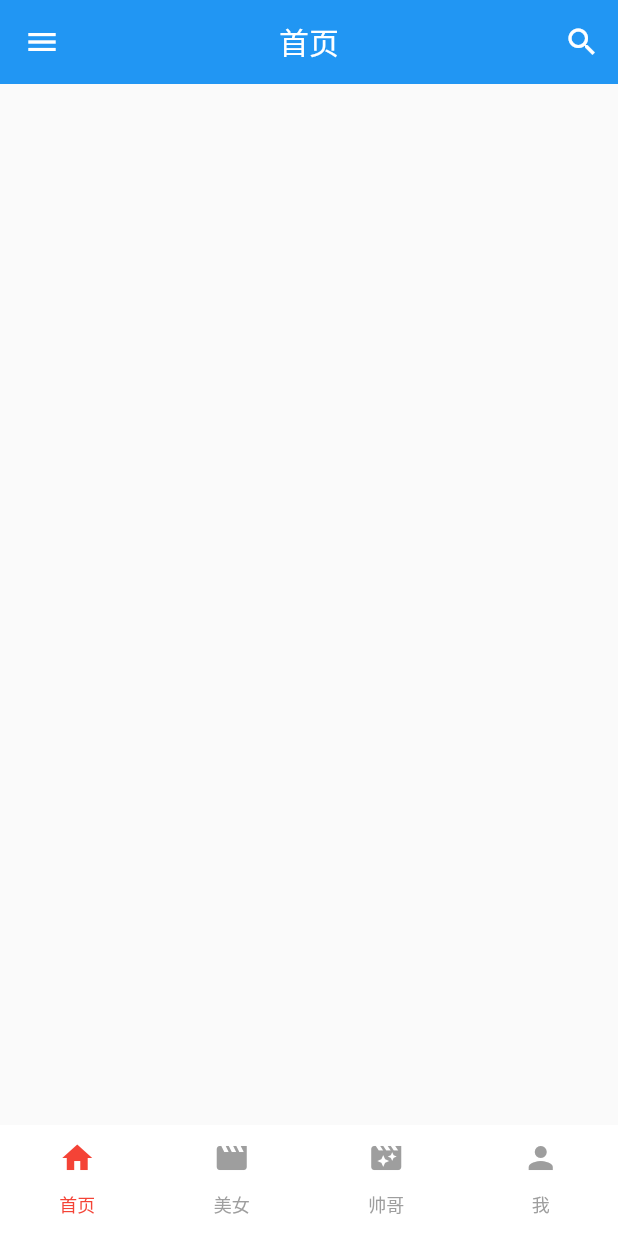
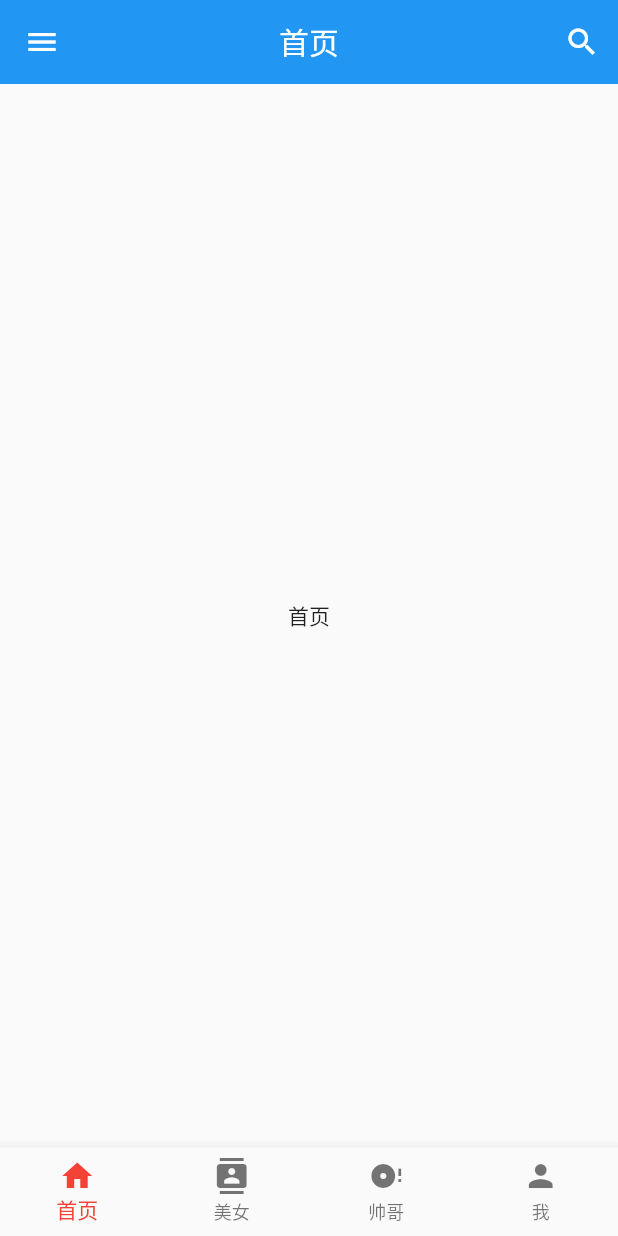
Before and after one commit to cleven1/Flutter-Project, a Flutter app: the screen it shows after launch, on a phone screen of 412 x 824 dp. Run offline on Flutter 3.47's test engine with Material 2 defaults, Android fonts, the phone set to English and light mode, and no system bars.

Commit message:
自定义tabbar

```diff
--- /dev/null
+++ b/lib/Home/CLHome.dart
@@ -0,0 +1,51 @@
+import 'package:flutter/material.dart';
+
+class CLHome extends StatelessWidget {
+  final String title;
+  CLHome({Key key,@required this.title}):super(key:key);
+
+  @override
+  Widget build(BuildContext context) {
+    return Scaffold(
+      appBar: AppBar(title: Text('${title}'),
+        centerTitle: true, /// 标题居中
+        /// 设置状态栏颜色
+        brightness: Brightness.light,
+        /// 设置导航栏阴影效果
+        elevation: 0.0,
+        /// 右侧按钮
+        actions: <Widget>[
+          IconButton(icon: Icon(Icons.search),
+          onPressed: (){
+
+          },)
+      ],),
+      /// 侧边栏
+      drawer: Drawer(child: ListView(
+        padding: EdgeInsets.all(0), /// 取消内边距,
+        children: <Widget>[
+          UserAccountsDrawerHeader(
+            accountName: Text('cleven'),
+            accountEmail: Text('clevenzhao@gmail.com'),
+            currentAccountPicture: CircleAvatar(backgroundImage: NetworkImage('https://avatars0.githubusercontent.com/u/18156348?s=460&v=4'),),
+            /// 美化当前控件
+            decoration: BoxDecoration(
+              image: DecorationImage(
+                image: NetworkImage('https://rpic.douyucdn.cn/live-cover/appCovers/2019/03/06/5987179_20190306000039_small.jpg'),
+                fit: BoxFit.cover)
+            ),
+          ),
+            ListTile(title: Text('用户隐私'),trailing: Icon(Icons.feedback),),
+            ListTile(title: Text('服务条款'),trailing: Icon(Icons.phone),),
+            ListTile(title: Text('设置'),trailing: Icon(Icons.settings),),
+            Divider(),/// 添加分割线
+            ListTile(title: Text("退出"),trailing: Icon(Icons.exit_to_app))
+          ],
+        ),
+      ),
+      body: Center(
+        child: Text('${title}'),
+      ),
+    );
+  }
+}
--- /dev/null
+++ b/lib/custom/CLTabbar.dart
@@ -0,0 +1,73 @@
+import 'package:flutter/material.dart';
+import '../Home/CLHome.dart';
+
+class CLTabBar extends StatelessWidget {
+  @override
+  Widget build(BuildContext context) {
+    return MaterialApp(
+      title: '斗鱼直播',
+      home: CLTabbar(),
+      debugShowCheckedModeBanner: false,// 隐藏debug条幅
+      theme: ThemeData( // 设置主题色
+        primaryColor: Colors.blue,
+        highlightColor: Color.fromRGBO(255, 255, 255, 0.5),
+        splashColor: Colors.white70, /// 溅墨效果
+      ),
+    );
+  }
+}
+
+class CLTabbar extends StatefulWidget {
+
+  @override
+  State<StatefulWidget> createState() {
+    return _CLTabbar();
+  }
+}
+
+class _CLTabbar extends State<CLTabbar> {
+  final List<Widget> _children = [
+    CLHome(title: '首页'),
+    CLHome(title: '美女'),
+    CLHome(title: '帅哥'),
+    CLHome(title: '我',),
+  ];
+  /// 当前选中的索引
+  int _currentIndex = 0;
+  /// 点击tabbar的回调
+  void _onTapTabbarHandler(int index){
+    setState(() { /// 设置当前索引
+      _currentIndex = index;
+    });
+  }
+  @override
+  Widget build(BuildContext context) {
+    return Scaffold(
+      body: _children[_currentIndex],
+      bottomNavigationBar: BottomNavigationBar( //添加底部Tabbar
+        currentIndex: _currentIndex,
+        type: BottomNavigationBarType.fixed,
+        fixedColor: Colors.red,
+        onTap: _onTapTabbarHandler, /// 点击回调
+        items: [
+          BottomNavigationBarItem(
+            icon: Icon(Icons.home),
+            title: Text('首页')
+          ),
+            BottomNavigationBarItem(
+            icon: Icon(Icons.contacts),
+            title: Text('美女')
+          ),
+            BottomNavigationBarItem(
+            icon: Icon(Icons.disc_full),
+            title: Text('帅哥')
+          ),
+            BottomNavigationBarItem(
+            icon: Icon(Icons.person),
+            title: Text('我')
+          )
+        ],
+      ),
+    );
+  }
+}
--- a/lib/main.dart
+++ b/lib/main.dart
@@ -1,87 +1,4 @@
 import 'package:flutter/material.dart';
+import './custom/CLTabbar.dart';
 
-void main() => runApp(MyApp());
-
-class MyApp extends StatelessWidget {
-  // This widget is the root of your application.
-  @override
-  Widget build(BuildContext context) {
-    return MaterialApp(
-      title: '斗鱼直播',
-      theme: ThemeData(
-        primarySwatch: Colors.blue,
-
-      ),
-      home: MyHome(),
-    );
-  }
-}
-
-
-class MyHome extends StatelessWidget {
-  @override
-  Widget build(BuildContext context) {
-    /// 在Flutter中,每个空间都是一个类
-    return DefaultTabController(
-      length: 4,
-      child: Scaffold(
-      appBar: AppBar(title: Text('首页'),
-      centerTitle: true, /// 标题居中
-      /// 设置状态栏颜色
-      brightness: Brightness.light,
-      /// 设置导航栏阴影效果
-      elevation: 0.0,
-      /// 右侧按钮
-      actions: <Widget>[
-        IconButton(icon: Icon(Icons.search),
-        onPressed: (){
-
-        },)
-      ],
-      ),
-      drawer: Drawer(child: ListView(
-      padding: EdgeInsets.all(0), /// 取消内边距,
-      children: <Widget>[
-        UserAccountsDrawerHeader(
-          accountName: Text('cleven'),
-          accountEmail: Text('clevenzhao@gmail.com'),
-          currentAccountPicture: CircleAvatar(backgroundImage: NetworkImage('https://avatars0.githubusercontent.com/u/18156348?s=460&v=4'),),
-          /// 美化当前控件
-          decoration: BoxDecoration(
-            image: DecorationImage(
-              image: NetworkImage('https://rpic.douyucdn.cn/live-cover/appCovers/2019/03/06/5987179_20190306000039_small.jpg'),
-              fit: BoxFit.cover)
-          ),
-        ),
-        ListTile(title: Text('用户隐私'),trailing: Icon(Icons.feedback),),
-        ListTile(title: Text('服务条款'),trailing: Icon(Icons.phone),),
-        ListTile(title: Text('设置'),trailing: Icon(Icons.settings),),
-        Divider(),/// 添加分割线
-        ListTile(title: Text("退出"),trailing: Icon(Icons.exit_to_app))
-      ],
-    ),), /// 添加侧边栏
-      /// 底部Tabbar
-      bottomNavigationBar: Container(
-        /// 美化控件
-        // height: 88,
-        decoration: BoxDecoration(
-          color: Colors.white,
-        ),
-        child: TabBar(
-          isScrollable: false,
-          indicatorSize: TabBarIndicatorSize.label,
-          indicatorColor: Colors.white, /// 隐藏指示器
-          labelColor: Colors.red,
-          unselectedLabelColor: Colors.grey,
-          labelStyle: TextStyle(height: 0.0,fontSize: 12.0),
-        tabs: <Widget>[
-          Tab(icon: Icon(Icons.home),text: '首页',),
-          Tab(icon: Icon(Icons.movie_creation),text: '美女',),
-          Tab(icon: Icon(Icons.movie_filter),text: '帅哥',),
-          Tab(icon: Icon(Icons.person),text: '我',),
-      ],),
-      )
-    ),
-    );
-  }
-}
+void main() => runApp(CLTabBar());
```
